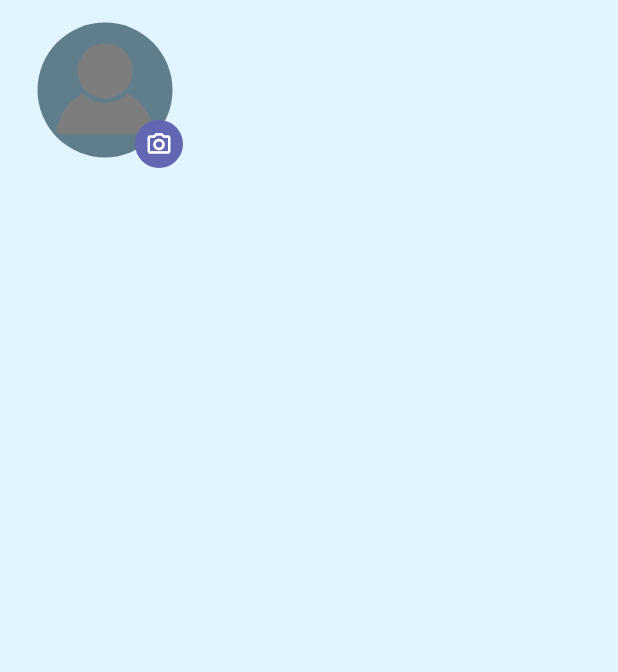
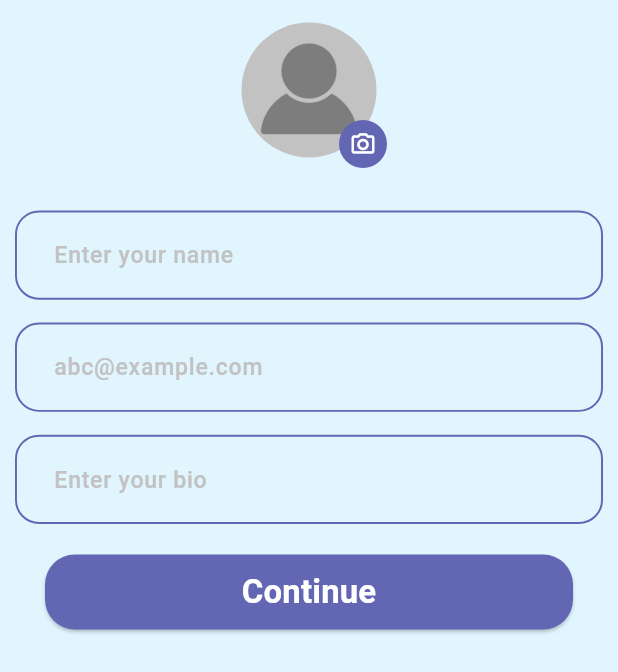
Before and after one commit to amrel7afy/Chat-Chat, a Flutter app: the screen it shows after launch, on a phone screen of 412 x 824 dp. Shown: the top 672 px of the screen. Run offline on Flutter 3.47's test engine with Material 3 defaults, Android fonts, the phone set to English and light mode, and no system bars; our stand-ins replace cloud_firestore, country_picker, firebase_auth, firebase_core, flutter_bloc, flutter_screenutil and 5 more; missing offline and left inert: firebase_app_check; accounts and stored records are empty.

Commit message:
- finish UI

```diff
--- /dev/null
+++ b/lib/features/information/presentation/view/information_view_widgets/confirm_informations_animated_progress_button.dart
@@ -0,0 +1,110 @@
+import 'dart:async';
+
+
+import 'package:flutter/material.dart';
+import 'package:flutter_bloc/flutter_bloc.dart';
+import 'package:new_chat_with_me/core/AppRouter.dart';
+import 'package:new_chat_with_me/core/helper/extensions.dart';
+
+import '../../../../../core/theming/my_colors.dart';
+import '../../../../../core/theming/styles.dart';
+import '../../../../../core/widgets/circluar_small_button.dart';
+import '../../../../../core/widgets/custom_button.dart';
+import '../../view_model/information_cubit.dart';
+import '../../view_model/information_state.dart';
+
+
+enum ButtonState { init, loading, done, error }
+
+class ConfirmInfoAnimatedProgressButton extends StatefulWidget {
+
+  final VoidCallback onPressed;
+
+  const ConfirmInfoAnimatedProgressButton({
+    super.key,
+
+    required this.onPressed,
+  });
+
+  @override
+  State<ConfirmInfoAnimatedProgressButton> createState() =>
+      _ConfirmInfoAnimatedProgressButtonState();
+}
+
+class _ConfirmInfoAnimatedProgressButtonState
+    extends State<ConfirmInfoAnimatedProgressButton> {
+  ButtonState state = ButtonState.init;
+  bool isAnimating = true;
+
+  @override
+  void setState(VoidCallback fn) {
+    if (mounted) {
+      super.setState(fn);
+    }
+  }
+
+  @override
+  Widget build(BuildContext context) {
+    return BlocConsumer<InformationCubit, InformationState>(
+      listener: (context, state) {
+        playAnimation(state);
+      },
+      builder: (context, state) {
+        final isStretched = isAnimating || this.state == ButtonState.init;
+        final isDone = this.state == ButtonState.done;
+        final isError = this.state == ButtonState.error;
+
+        return Container(
+          alignment: Alignment.center,
+          child: AnimatedContainer(
+            margin: const EdgeInsets.symmetric(horizontal: 20),
+            height: 50,
+            width: this.state == ButtonState.init
+                ? MediaQuery.of(context).size.width
+                : 70,
+            onEnd: () => setState(() => isAnimating = !isAnimating),
+            duration: const Duration(milliseconds: 300),
+            curve: Curves.easeIn,
+            child: isStretched
+                ? CustomButton(
+                  text: 'Continue',
+                    onPressed: widget.onPressed,
+                    textStyle:
+                        MyTextStyles.font20Weight600.copyWith(color: Colors.white),
+                    backGroundColor: MyColors.kPrimaryColor)
+                : SmallButton(
+                    isDone,
+                    isError: isError,
+                  ),
+          ),
+        );
+      },
+    );
+  }
+
+  void playAnimation(InformationState state) async {
+    if (state is InformationLoading) {
+      setState(() => this.state = ButtonState.loading);
+    } else if (state is CacheSetSignedInToTrueState) {
+      await createUserStore( state);
+    } else if (state is InformationFailure) {
+      await failure();
+    }
+  }
+
+  Future<void> failure() async {
+     setState(() => state = ButtonState.error);
+    await Future.delayed(const Duration(milliseconds: 900));
+    setState(() => state = ButtonState.init);
+  }
+
+  Future<void> createUserStore(CacheSetSignedInToTrueState state) async {
+    setState(() {
+      this.state = ButtonState.done;
+    });
+    await Future.delayed(const Duration(milliseconds: 400));
+    Future.microtask(() =>  context.pushReplacementNamed(AppRouter.homeView,
+        arguments: state.userModel)
+    );
+  }
+}
--- /dev/null
+++ b/lib/features/information/presentation/view/information_view_widgets/information_form.dart
@@ -0,0 +1,50 @@
+
+import 'package:flutter/material.dart';
+import 'package:flutter_bloc/flutter_bloc.dart';
+import 'package:new_chat_with_me/core/theming/my_colors.dart';
+import 'package:new_chat_with_me/core/widgets/cutom_form_field.dart';
+import '../../../../../core/widgets/vertical_and_horizontal_space.dart';
+import '../../view_model/information_cubit.dart';
+
+class InformationForm extends StatelessWidget {
+  const InformationForm({
+    super.key,
+  });
+
+  @override
+  Widget build(BuildContext context) {
+    return Form(
+      key: context
+          .read<InformationCubit>()
+          .formKey,
+        child: Column(
+          children: [
+            CustomTextFormField(
+                hintText: 'Enter your name',
+                controller:
+                context.read<InformationCubit>().nameController,
+                backgroundColor: MyColors.kGifBackGroundColor,
+                validator:
+                context.read<InformationCubit>().nameValidator),
+            const VerticalSpacer(15),
+            CustomTextFormField(
+                hintText: 'abc@example.com',
+                backgroundColor: MyColors.kGifBackGroundColor,
+                controller: context
+                    .read<InformationCubit>()
+                    .emailController,
+                validator: context
+                    .read<InformationCubit>()
+                    .emailValidator),
+            const VerticalSpacer(15),
+            CustomTextFormField(
+                hintText: 'Enter your bio',
+                backgroundColor: MyColors.kGifBackGroundColor,
+                controller:
+                context.read<InformationCubit>().bioController,
+                validator:
+                context.read<InformationCubit>().bioValidator),
+          ],
+        ));
+  }
+}
--- a/lib/features/information/presentation/view/information_view_widgets/information_view_body.dart
+++ b/lib/features/information/presentation/view/information_view_widgets/information_view_body.dart
@@ -1,26 +1,65 @@
+import 'dart:developer';
+
 import 'package:flutter/material.dart';
+import 'package:flutter_bloc/flutter_bloc.dart';
+import 'package:new_chat_with_me/core/widgets/vertical_and_horizontal_space.dart';
 import 'package:new_chat_with_me/features/information/presentation/view/information_view_widgets/select_image_avatar_consumer.dart';
+import 'package:new_chat_with_me/features/information/presentation/view_model/information_state.dart';
 
+import '../../../../../core/AppRouter.dart';
 import '../../../../../core/constants/constants.dart';
-
+import '../../../../../core/widgets/snack_bar.dart';
+import '../../view_model/information_cubit.dart';
+import 'confirm_informations_animated_progress_button.dart';
+import 'information_form.dart';
 
 class InformationViewBody extends StatelessWidget {
   const InformationViewBody({super.key});
 
   @override
   Widget build(BuildContext context) {
-    return const CustomScrollView(
+    return CustomScrollView(
       slivers: [
         SliverToBoxAdapter(
-          child: Padding(
-            padding: EdgeInsets.symmetric(horizontal: kLeftHomeViewPadding,),
-            child: Column(
-              crossAxisAlignment: CrossAxisAlignment.start,
-              children: [
+          child: BlocConsumer<InformationCubit, InformationState>(
+            builder: (context, state) {
+              return Padding(
+                padding: const EdgeInsets.symmetric(
+                  horizontal: kLeftHomeViewPadding,
+                ),
+                child: Column(
+                  crossAxisAlignment: CrossAxisAlignment.center,
+                  children: [
+                    SelectImageAvatarStack(),
+                    const VerticalSpacer(20),
+                    const InformationForm(),
+                    const VerticalSpacer(20),
+                    ConfirmInfoAnimatedProgressButton(onPressed: () {
+                      if (context
+                          .read<InformationCubit>()
+                          .formKey
+                          .currentState!
+                          .validate()) {
 
-                SelectImageAvatarConsumer()
-              ],
-            ),
+                      }
+                    })
+                  ],
+                ),
+              );
+            },
+            listener: (BuildContext context, state) {
+              if (state is PickImageFailure) {
+                showSnackBar(context, state.error);
+              }
+              if (state is StoringFireStoreErrorState) {
+                showSnackBar(context, state.error);
+              }
+              if (state is CacheSetSignedInToTrueState) {
+                Navigator.pushReplacementNamed(context, AppRouter.homeView,
+                    arguments: state.userModel);
+                log('Navigated');
+              }
+            },
           ),
         ),
       ],
--- a/lib/features/information/presentation/view/information_view_widgets/select_image_avatar.dart
+++ b/lib/features/information/presentation/view/information_view_widgets/select_image_avatar.dart
@@ -53,7 +53,7 @@ class _SelectImageAvatarState extends State<SelectImageAvatar> {
   CircleAvatar assetAvatar() {
     return const CircleAvatar(
       radius: 45.0,
-      backgroundColor: Colors.blueGrey,
+      backgroundColor: MyColors.kLightGreyColor,
       backgroundImage: AssetImage('assets/images/profile.png'),
     );
   }
--- a/lib/features/information/presentation/view/information_view_widgets/select_image_avatar_consumer.dart
+++ b/lib/features/information/presentation/view/information_view_widgets/select_image_avatar_consumer.dart
@@ -1,25 +1,17 @@
-import 'dart:developer';
 
 import 'package:flutter/material.dart';
 import 'package:flutter_bloc/flutter_bloc.dart';
-import 'package:new_chat_with_me/core/AppRouter.dart';
 import 'package:new_chat_with_me/features/information/presentation/view/information_view_widgets/select_image_avatar.dart';
 
 import '../../../../../core/theming/my_colors.dart';
-import '../../../../../core/widgets/snack_bar.dart';
 import '../../view_model/information_cubit.dart';
-import '../../view_model/information_state.dart';
 
-class SelectImageAvatarConsumer extends StatelessWidget {
+class SelectImageAvatarStack extends StatelessWidget {
 
-  const SelectImageAvatarConsumer({super.key, });
-
-
+   SelectImageAvatarStack({super.key, });
 
   @override
   Widget build(BuildContext context) {
-    return BlocConsumer<InformationCubit, InformationState>(
-      builder: (BuildContext context, state) {
     return Stack(
       alignment: AlignmentDirectional.bottomEnd,
       children: [
@@ -40,20 +32,5 @@ class SelectImageAvatarConsumer extends StatelessWidget {
         )
       ],
     );
-      },
-      listener: (BuildContext context, state) {
-        if (state is PickImageFailure) {
-          showSnackBar(context, state.error);
-        }
-        if (state is StoringFireStoreErrorState) {
-          showSnackBar(context, state.error);
-        }
-        if (state is CacheSetSignedInToTrueState) {
-          Navigator.pushReplacementNamed(context, AppRouter.homeView,
-              arguments: state.userModel);
-          log('Navigated');
-        }
-      },
-    );
   }
 }
--- a/lib/features/information/presentation/view_model/information_cubit.dart
+++ b/lib/features/information/presentation/view_model/information_cubit.dart
@@ -7,6 +7,7 @@ import 'package:flutter_bloc/flutter_bloc.dart';
 import 'package:image_picker/image_picker.dart';
 import 'package:new_chat_with_me/core/shared/shared_repo.dart';
 
+import '../../../../core/helper/app_regex.dart';
 import 'information_state.dart';
 
 class InformationCubit extends Cubit<InformationState> {
@@ -23,6 +24,24 @@ class InformationCubit extends Cubit<InformationState> {
 
 
 
+  nameValidator(String? value) {
+    if (value == null || value.isEmpty||!AppRegex.hasUpperCase(value)) {
+      return 'Please, enter a valid phone number.';
+    }
+    return null;
+  }
+  emailValidator(String? value) {
+    if (value == null || value.isEmpty||!AppRegex.isEmailValid(value)) {
+      return 'Please, enter a valid email.';
+    }
+    return null;
+  }
+  bioValidator(String? value) {
+    if (value == null || value.isEmpty||!AppRegex.isEmailValid(value)) {
+      return 'Please, enter a valid bio.';
+    }
+    return null;
+  }
 
 
   Future<File?> pickImage() async {
--- a/lib/features/information/presentation/view_model/information_state.dart
+++ b/lib/features/information/presentation/view_model/information_state.dart
@@ -6,6 +6,8 @@ import '../../../../core/shared/user_model.dart';
 sealed class InformationState {}
 
 final class InformationInitial extends InformationState {}
+final class InformationLoading extends InformationState {}
+final class InformationFailure extends InformationState {}
 
 class PickImageSuccess extends InformationState {}
 class PickImageFailure  extends InformationState {
```
Lines whose indentation alone changed are shown as unchanged.
